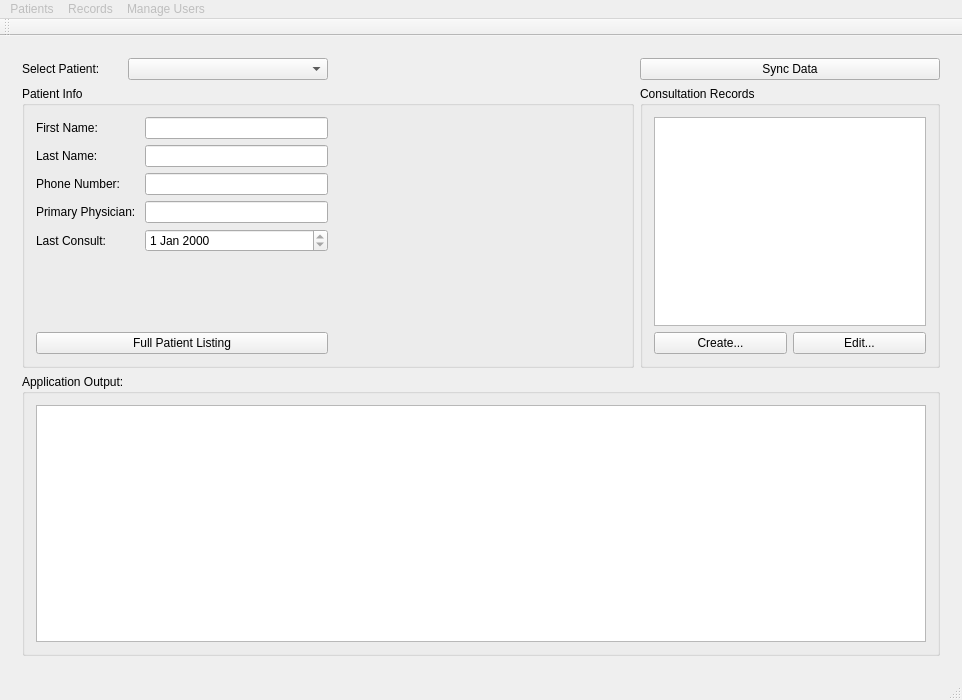
Qt form cuCareQtApp/CUCare/cucare.ui (chrispwright/comp3004cuCarePrivate) before a commit.
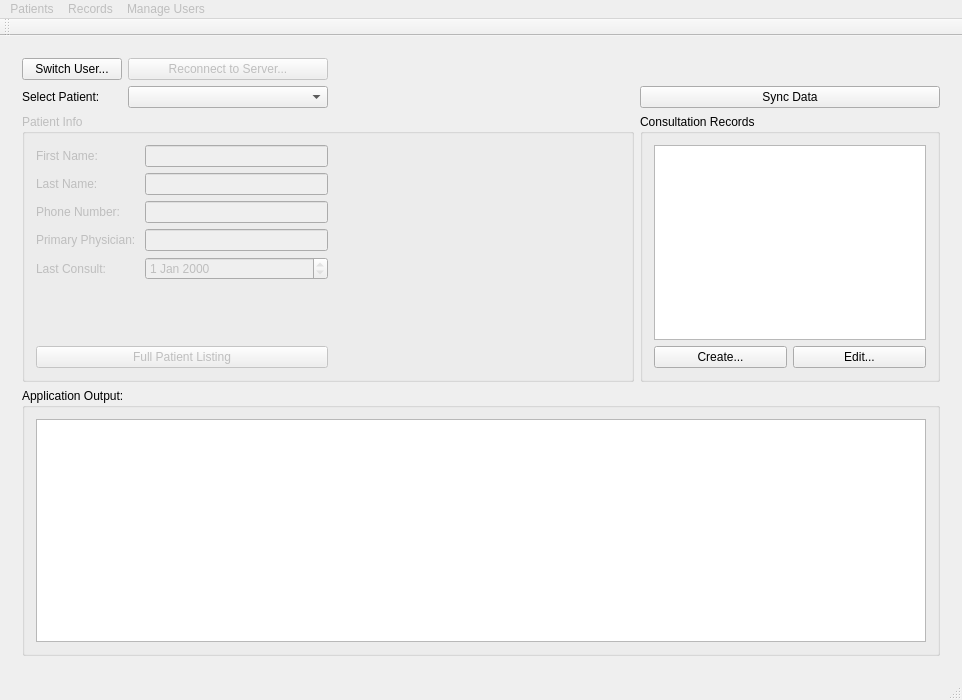
The same form after that commit.

The edit to the form file:
```diff
--- a/cuCareQtApp/CUCare/cucare.ui
+++ b/cuCareQtApp/CUCare/cucare.ui
@@ -23,7 +23,7 @@
       <widget class="QWidget" name="page"/>
       <widget class="QWidget" name="page_3">
        <layout class="QGridLayout" name="gridLayout_10">
-        <item row="0" column="0">
+        <item row="1" column="0">
          <widget class="QLabel" name="label">
           <property name="maximumSize">
            <size>
@@ -36,7 +36,7 @@
           </property>
          </widget>
         </item>
-        <item row="0" column="1">
+        <item row="1" column="1">
          <widget class="QComboBox" name="comboBox_Patients">
           <property name="maximumSize">
            <size>
@@ -46,8 +46,8 @@
           </property>
          </widget>
         </item>
-        <item row="0" column="3">
-         <widget class="QPushButton" name="pushButton">
+        <item row="1" column="3">
+         <widget class="QPushButton" name="pushButton_SyncData">
           <property name="enabled">
            <bool>true</bool>
           </property>
@@ -56,8 +56,68 @@
           </property>
          </widget>
         </item>
-        <item row="1" column="0" colspan="3">
-         <widget class="QGroupBox" name="groupBox">
+        <item row="2" column="3">
+         <widget class="QGroupBox" name="groupBox_ConsultationInfo">
+          <property name="minimumSize">
+           <size>
+            <width>250</width>
+            <height>0</height>
+           </size>
+          </property>
+          <property name="title">
+           <string>Consultation Records</string>
+          </property>
+          <property name="flat">
+           <bool>false</bool>
+          </property>
+          <property name="checkable">
+           <bool>false</bool>
+          </property>
+          <layout class="QGridLayout" name="gridLayout_5">
+           <item row="1" column="0" colspan="2">
+            <widget class="QListWidget" name="consultationList">
+             <property name="minimumSize">
+              <size>
+               <width>0</width>
+               <height>0</height>
+              </size>
+             </property>
+            </widget>
+           </item>
+           <item row="2" column="0">
+            <widget class="QPushButton" name="pushButton_AddConsultation">
+             <property name="text">
+              <string>Create...</string>
+             </property>
+            </widget>
+           </item>
+           <item row="2" column="1">
+            <widget class="QPushButton" name="pushButton_EditConsultation">
+             <property name="text">
+              <string>Edit...</string>
+             </property>
+            </widget>
+           </item>
+          </layout>
+         </widget>
+        </item>
+        <item row="3" column="0" colspan="4">
+         <widget class="QGroupBox" name="groupBox_3">
+          <property name="title">
+           <string>Application Output:</string>
+          </property>
+          <layout class="QGridLayout" name="gridLayout_4">
+           <item row="0" column="0">
+            <widget class="QTextBrowser" name="textBrowser_AppOutput"/>
+           </item>
+          </layout>
+         </widget>
+        </item>
+        <item row="2" column="0" colspan="3">
+         <widget class="QGroupBox" name="groupBox_PatientInfo">
+          <property name="enabled">
+           <bool>false</bool>
+          </property>
           <property name="minimumSize">
            <size>
             <width>500</width>
@@ -93,7 +153,7 @@
              <item row="0" column="1">
               <widget class="QLineEdit" name="lineEdit_patFirstName">
                <property name="enabled">
-                <bool>true</bool>
+                <bool>false</bool>
                </property>
                <property name="maximumSize">
                 <size>
@@ -116,7 +176,7 @@
              <item row="1" column="1">
               <widget class="QLineEdit" name="lineEdit_patLastName">
                <property name="enabled">
-                <bool>true</bool>
+                <bool>false</bool>
                </property>
                <property name="maximumSize">
                 <size>
@@ -142,7 +202,7 @@
              <item row="2" column="1">
               <widget class="QLineEdit" name="lineEdit_patPhoneNum">
                <property name="enabled">
-                <bool>true</bool>
+                <bool>false</bool>
                </property>
                <property name="maximumSize">
                 <size>
@@ -165,7 +225,7 @@
              <item row="3" column="1">
               <widget class="QLineEdit" name="lineEdit_PatPrimaryPhysician">
                <property name="enabled">
-                <bool>true</bool>
+                <bool>false</bool>
                </property>
                <property name="readOnly">
                 <bool>true</bool>
@@ -182,7 +242,7 @@
              <item row="4" column="1">
               <widget class="QDateEdit" name="dateEdit_PatLastConsult">
                <property name="enabled">
-                <bool>true</bool>
+                <bool>false</bool>
                </property>
                <property name="readOnly">
                 <bool>true</bool>
@@ -214,61 +274,21 @@
           </layout>
          </widget>
         </item>
-        <item row="1" column="3">
-         <widget class="QGroupBox" name="groupBox_2">
-          <property name="minimumSize">
-           <size>
-            <width>250</width>
-            <height>0</height>
-           </size>
+        <item row="0" column="0">
+         <widget class="QPushButton" name="pushButton_SwitchUser">
+          <property name="text">
+           <string>Switch User...</string>
           </property>
-          <property name="title">
-           <string>Consultation Records</string>
-          </property>
-          <property name="flat">
-           <bool>false</bool>
-          </property>
-          <property name="checkable">
-           <bool>false</bool>
-          </property>
-          <layout class="QGridLayout" name="gridLayout_5">
-           <item row="1" column="0" colspan="2">
-            <widget class="QListWidget" name="consultationList">
-             <property name="minimumSize">
-              <size>
-               <width>0</width>
-               <height>0</height>
-              </size>
-             </property>
-            </widget>
-           </item>
-           <item row="2" column="0">
-            <widget class="QPushButton" name="pushButton_AddConsultation">
-             <property name="text">
-              <string>Create...</string>
-             </property>
-            </widget>
-           </item>
-           <item row="2" column="1">
-            <widget class="QPushButton" name="pushButton_EditConsultation">
-             <property name="text">
-              <string>Edit...</string>
-             </property>
-            </widget>
-           </item>
-          </layout>
          </widget>
         </item>
-        <item row="2" column="0" colspan="4">
-         <widget class="QGroupBox" name="groupBox_3">
-          <property name="title">
-           <string>Application Output:</string>
+        <item row="0" column="1">
+         <widget class="QPushButton" name="pushButton_6">
+          <property name="enabled">
+           <bool>false</bool>
           </property>
-          <layout class="QGridLayout" name="gridLayout_4">
-           <item row="0" column="0">
-            <widget class="QTextBrowser" name="textBrowser_AppOutput"/>
-           </item>
-          </layout>
+          <property name="text">
+           <string>Reconnect to Server...</string>
+          </property>
          </widget>
         </item>
        </layout>
```
